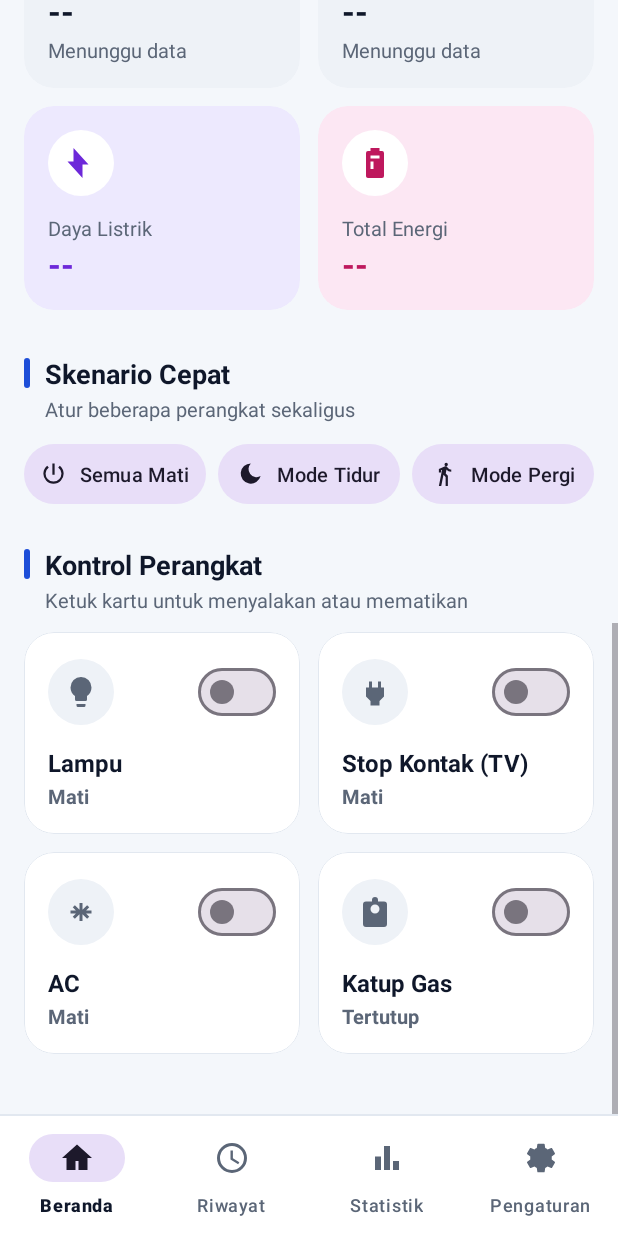
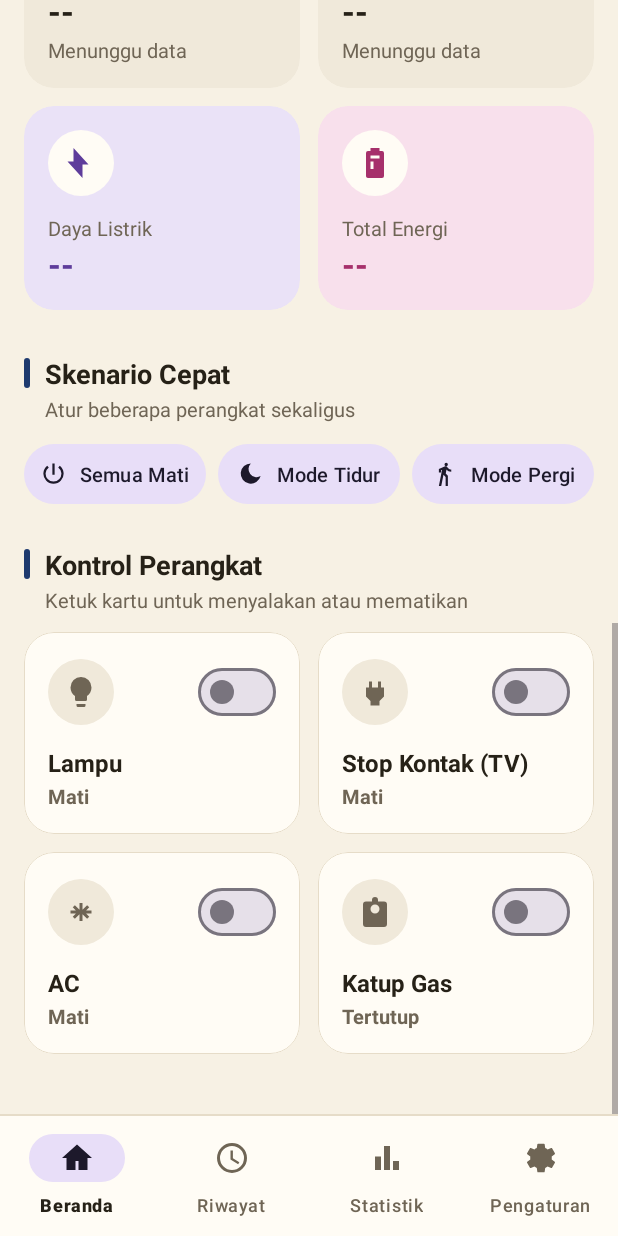
Before and after one commit to FerdiS23/HomeGuard, an Android app: the BerandaFragment screen opened directly, with no data from a screen before it, scrolled down 942 dp, on a phone screen of 412 x 824 dp. Run offline under Robolectric (Android 15) with nearby library versions, the phone set to English and light mode, and no system bars.

Commit message:
Update Warna

```diff
--- a/app/src/main/java/com/ferdi_laptop/homeguard/App.kt
+++ b/app/src/main/java/com/ferdi_laptop/homeguard/App.kt
@@ -1,7 +1,7 @@
 package com.ferdi_laptop.homeguard
 
 import android.app.Application
-
+import androidx.appcompat.app.AppCompatDelegate
 /**
  * Titik awal aplikasi. Menyiapkan koneksi MQTT dan penyimpanan data satu kali saja,
  * supaya halaman mana pun, notifikasi, dan layanan latar memakai data yang sama.
@@ -10,6 +10,7 @@ class App : Application() {
 
     override fun onCreate() {
         super.onCreate()
+        AppCompatDelegate.setDefaultNightMode(AppCompatDelegate.MODE_NIGHT_NO)
         HomeRepo.siapkan(this)
     }
 }
--- a/app/src/main/res/values-night/hg_colors.xml
+++ b/app/src/main/res/values-night/hg_colors.xml
@@ -1,37 +1,37 @@
 <?xml version="1.0" encoding="utf-8"?>
 <resources>
-    <!-- ===== Mode gelap ===== -->
-    <color name="hg_bg">#0B1220</color>
-    <color name="hg_surface">#131C2E</color>
-    <color name="hg_stroke">#24324A</color>
-    <color name="hg_text">#E6EBF5</color>
-    <color name="hg_text_muted">#9AA7BD</color>
+    <!-- ===== Mode gelap: cokelat gelap hangat, sekeluarga dengan krem ===== -->
+    <color name="hg_bg">#17130D</color>
+    <color name="hg_surface">#211B13</color>
+    <color name="hg_stroke">#3A3024</color>
+    <color name="hg_text">#F2E9DA</color>
+    <color name="hg_text_muted">#B0A390</color>
 
-    <color name="hg_primary">#8AB4FF</color>
-    <color name="hg_on_primary">#0B1B3F</color>
-    <color name="hg_hero_start">#172554</color>
-    <color name="hg_hero_end">#0C4A6E</color>
+    <color name="hg_primary">#9DB8E8</color>
+    <color name="hg_on_primary">#12203C</color>
+    <color name="hg_hero_start">#1A2742</color>
+    <color name="hg_hero_end">#1C3A48</color>
 
-    <color name="hg_ok">#4ADE80</color>
-    <color name="hg_ok_bg">#12301F</color>
-    <color name="hg_warn">#FBBF24</color>
-    <color name="hg_warn_bg">#3A2A0B</color>
-    <color name="hg_danger">#F87171</color>
-    <color name="hg_danger_bg">#3F1517</color>
-    <color name="hg_info">#60A5FA</color>
-    <color name="hg_info_bg">#14264A</color>
-    <color name="hg_neutral_bg">#1C2740</color>
+    <color name="hg_ok">#74D08A</color>
+    <color name="hg_ok_bg">#1B2E1D</color>
+    <color name="hg_warn">#F0C05A</color>
+    <color name="hg_warn_bg">#332712</color>
+    <color name="hg_danger">#F08C80</color>
+    <color name="hg_danger_bg">#3A1C18</color>
+    <color name="hg_info">#8FB6EE</color>
+    <color name="hg_info_bg">#1A2742</color>
+    <color name="hg_neutral_bg">#2A2317</color>
 
-    <color name="hg_orange">#FDBA74</color>
-    <color name="hg_orange_bg">#3B2412</color>
-    <color name="hg_violet">#C4B5FD</color>
-    <color name="hg_violet_bg">#2A2150</color>
-    <color name="hg_teal">#5EEAD4</color>
-    <color name="hg_teal_bg">#11302D</color>
-    <color name="hg_yellow">#FDE047</color>
-    <color name="hg_yellow_bg">#3A3208</color>
-    <color name="hg_sky">#7DD3FC</color>
-    <color name="hg_sky_bg">#0C2D45</color>
-    <color name="hg_rose">#F9A8D4</color>
-    <color name="hg_rose_bg">#3D1530</color>
+    <color name="hg_orange">#F0B183</color>
+    <color name="hg_orange_bg">#3A2616</color>
+    <color name="hg_violet">#C3B0EA</color>
+    <color name="hg_violet_bg">#2A2240</color>
+    <color name="hg_teal">#71D9CD</color>
+    <color name="hg_teal_bg">#143029</color>
+    <color name="hg_yellow">#EDD06A</color>
+    <color name="hg_yellow_bg">#332C12</color>
+    <color name="hg_sky">#93C7E6</color>
+    <color name="hg_sky_bg">#162C3A</color>
+    <color name="hg_rose">#EDA3C4</color>
+    <color name="hg_rose_bg">#3A1C2C</color>
 </resources>
--- a/app/src/main/res/values/hg_colors.xml
+++ b/app/src/main/res/values/hg_colors.xml
@@ -1,44 +1,44 @@
 <?xml version="1.0" encoding="utf-8"?>
 <resources>
-    <!-- ===== Mode terang ===== -->
-    <color name="hg_bg">#F4F7FB</color>
-    <color name="hg_surface">#FFFFFF</color>
-    <color name="hg_stroke">#E2E8F0</color>
-    <color name="hg_text">#0F172A</color>
-    <color name="hg_text_muted">#5B6677</color>
+    <!-- ===== Mode terang: krem hangat dengan aksen biru laut ===== -->
+    <color name="hg_bg">#F7F1E4</color>
+    <color name="hg_surface">#FFFCF5</color>
+    <color name="hg_stroke">#E6DCC8</color>
+    <color name="hg_text">#262117</color>
+    <color name="hg_text_muted">#6F6555</color>
 
-    <color name="hg_primary">#1D4ED8</color>
+    <color name="hg_primary">#1E3A6E</color>
     <color name="hg_on_primary">#FFFFFF</color>
-    <color name="hg_hero_start">#1E40AF</color>
-    <color name="hg_hero_end">#0369A1</color>
+    <color name="hg_hero_start">#1B3461</color>
+    <color name="hg_hero_end">#26506E</color>
 
     <!-- Status: aman, perhatian, bahaya, informasi -->
-    <color name="hg_ok">#15803D</color>
-    <color name="hg_ok_bg">#DCFCE7</color>
-    <color name="hg_warn">#B45309</color>
-    <color name="hg_warn_bg">#FEF3C7</color>
-    <color name="hg_danger">#B91C1C</color>
-    <color name="hg_danger_bg">#FEE2E2</color>
-    <color name="hg_info">#1D4ED8</color>
-    <color name="hg_info_bg">#DBEAFE</color>
-    <color name="hg_neutral_bg">#EEF2F7</color>
+    <color name="hg_ok">#2F6B3A</color>
+    <color name="hg_ok_bg">#E3F0DC</color>
+    <color name="hg_warn">#8E5A0F</color>
+    <color name="hg_warn_bg">#FBEFD2</color>
+    <color name="hg_danger">#A32B22</color>
+    <color name="hg_danger_bg">#FAE1DC</color>
+    <color name="hg_info">#1E4FA1</color>
+    <color name="hg_info_bg">#DEE8F7</color>
+    <color name="hg_neutral_bg">#F0E9DA</color>
 
     <!-- Kategori perangkat dan sensor -->
-    <color name="hg_orange">#C2410C</color>
-    <color name="hg_orange_bg">#FFEDD5</color>
-    <color name="hg_violet">#6D28D9</color>
-    <color name="hg_violet_bg">#EDE9FE</color>
-    <color name="hg_teal">#0F766E</color>
-    <color name="hg_teal_bg">#CCFBF1</color>
-    <color name="hg_yellow">#A16207</color>
-    <color name="hg_yellow_bg">#FEF9C3</color>
-    <color name="hg_sky">#0369A1</color>
-    <color name="hg_sky_bg">#E0F2FE</color>
-    <color name="hg_rose">#BE185D</color>
-    <color name="hg_rose_bg">#FCE7F3</color>
+    <color name="hg_orange">#A64C19</color>
+    <color name="hg_orange_bg">#FBE6D4</color>
+    <color name="hg_violet">#5E3C9B</color>
+    <color name="hg_violet_bg">#EAE2F7</color>
+    <color name="hg_teal">#0F6E68</color>
+    <color name="hg_teal_bg">#D6F0EC</color>
+    <color name="hg_yellow">#8A6410</color>
+    <color name="hg_yellow_bg">#FAF0CC</color>
+    <color name="hg_sky">#19628E</color>
+    <color name="hg_sky_bg">#DCEBF5</color>
+    <color name="hg_rose">#A6306B</color>
+    <color name="hg_rose_bg">#F8E0EC</color>
 
     <!-- Titik status di atas header berwarna, sama di kedua mode -->
-    <color name="hg_dot_ok">#4ADE80</color>
-    <color name="hg_dot_off">#F87171</color>
-    <color name="hg_dot_wait">#FBBF24</color>
+    <color name="hg_dot_ok">#5BD178</color>
+    <color name="hg_dot_off">#F08C80</color>
+    <color name="hg_dot_wait">#F2C14E</color>
 </resources>
```
